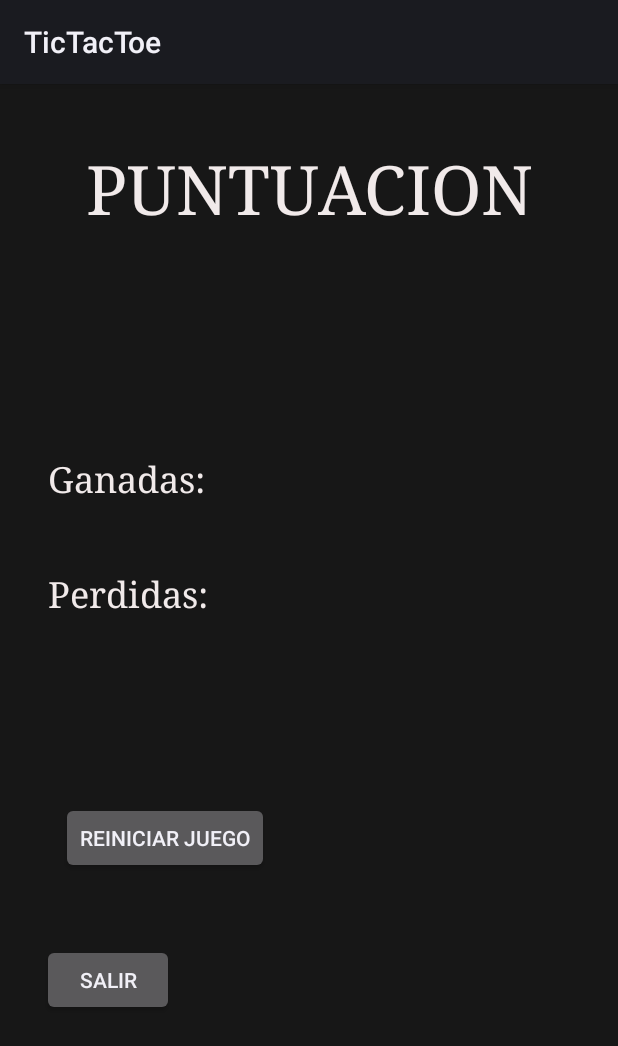
After one commit to pablobarderas/TicTacToe, an Android app: the layout puntuacion.xml on its own in the app's theme, with its tools: preview values and no code run, on a phone screen of 412 x 824 dp. The commit adds this screen. Shown: the top 1046 px of the screen. Run offline under Robolectric (Android 15) with nearby library versions, the phone set to English and light mode, and no system bars.

Commit message:
Juego Terminado

```diff
--- a/app/build.gradle
+++ b/app/build.gradle
@@ -30,7 +30,7 @@ android {
 
 dependencies {
 
-    implementation 'androidx.appcompat:appcompat:1.6.0'
+    implementation 'androidx.appcompat:appcompat:1.6.1'
     implementation 'com.google.android.material:material:1.8.0'
     implementation 'androidx.constraintlayout:constraintlayout:2.1.4'
     testImplementation 'junit:junit:4.13.2'
--- /dev/null
+++ b/app/src/main/res/layout/puntuacion.xml
@@ -0,0 +1,129 @@
+<?xml version="1.0" encoding="utf-8"?>
+<androidx.constraintlayout.widget.ConstraintLayout xmlns:android="http://schemas.android.com/apk/res/android"
+    xmlns:app="http://schemas.android.com/apk/res-auto"
+    xmlns:tools="http://schemas.android.com/tools"
+    android:layout_width="match_parent"
+    android:layout_height="match_parent"
+    android:background="#171717"
+    tools:context=".PuntuacionActivity">
+
+    <TextView
+        android:id="@+id/txtUserPuntuacion"
+        android:layout_width="0dp"
+        android:layout_height="0dp"
+        android:layout_marginStart="32dp"
+        android:layout_marginEnd="32dp"
+        android:layout_marginBottom="52dp"
+        android:fontFamily="serif"
+        android:textAlignment="center"
+        android:textColor="#F1EAEA"
+        android:textSize="45sp"
+        app:layout_constraintBottom_toTopOf="@+id/txt3"
+        app:layout_constraintEnd_toEndOf="parent"
+        app:layout_constraintStart_toStartOf="parent"
+        app:layout_constraintTop_toBottomOf="@+id/txt" />
+
+    <TextView
+        android:id="@+id/txt"
+        android:layout_width="345dp"
+        android:layout_height="63dp"
+        android:layout_marginStart="32dp"
+        android:layout_marginTop="39dp"
+        android:layout_marginEnd="32dp"
+        android:layout_marginBottom="38dp"
+        android:fontFamily="serif"
+        android:text="PUNTUACION"
+        android:textAlignment="center"
+        android:textColor="#F1EAEA"
+        android:textSize="45sp"
+        app:layout_constraintBottom_toTopOf="@+id/txtUserPuntuacion"
+        app:layout_constraintEnd_toEndOf="parent"
+        app:layout_constraintStart_toStartOf="parent"
+        app:layout_constraintTop_toTopOf="parent" />
+
+    <TextView
+        android:id="@+id/txt3"
+        android:layout_width="0dp"
+        android:layout_height="0dp"
+        android:layout_marginStart="32dp"
+        android:layout_marginEnd="22dp"
+        android:layout_marginBottom="21dp"
+        android:fontFamily="serif"
+        android:text="Ganadas:"
+        android:textAlignment="textStart"
+        android:textColor="#F1EAEA"
+        android:textSize="24sp"
+        app:layout_constraintBottom_toTopOf="@+id/txt2"
+        app:layout_constraintEnd_toStartOf="@+id/txtGanadas"
+        app:layout_constraintStart_toStartOf="parent"
+        app:layout_constraintTop_toBottomOf="@+id/txtUserPuntuacion" />
+
+    <TextView
+        android:id="@+id/txtGanadas"
+        android:layout_width="0dp"
+        android:layout_height="32dp"
+        android:layout_marginEnd="107dp"
+        android:fontFamily="serif"
+        android:textAlignment="textStart"
+        android:textColor="#F1EAEA"
+        android:textSize="24sp"
+        app:layout_constraintBaseline_toBaselineOf="@+id/txt3"
+        app:layout_constraintEnd_toEndOf="parent"
+        app:layout_constraintStart_toEndOf="@+id/txt3" />
+
+    <TextView
+        android:id="@+id/txtPerdidas"
+        android:layout_width="0dp"
+        android:layout_height="32dp"
+        android:layout_marginEnd="107dp"
+        android:fontFamily="serif"
+        android:textAlignment="textStart"
+        android:textColor="#F1EAEA"
+        android:textSize="24sp"
+        app:layout_constraintBaseline_toBaselineOf="@+id/txt2"
+        app:layout_constraintEnd_toEndOf="parent"
+        app:layout_constraintStart_toEndOf="@+id/txt2" />
+
+    <TextView
+        android:id="@+id/txt2"
+        android:layout_width="0dp"
+        android:layout_height="0dp"
+        android:layout_marginStart="32dp"
+        android:layout_marginEnd="22dp"
+        android:layout_marginBottom="389dp"
+        android:fontFamily="serif"
+        android:text="Perdidas:"
+        android:textAlignment="textStart"
+        android:textColor="#F1EAEA"
+        android:textSize="24sp"
+        app:layout_constraintBottom_toBottomOf="parent"
+        app:layout_constraintEnd_toStartOf="@+id/txtPerdidas"
+        app:layout_constraintStart_toStartOf="parent"
+        app:layout_constraintTop_toBottomOf="@+id/txt3" />
+
+    <Button
+        android:id="@+id/btnReiniciar"
+        android:layout_width="wrap_content"
+        android:layout_height="wrap_content"
+        android:layout_marginTop="100dp"
+        android:onClick="reiniciar"
+        android:text="Reiniciar juego"
+        app:layout_constraintEnd_toStartOf="@+id/txtPerdidas"
+        app:layout_constraintHorizontal_bias="1.0"
+        app:layout_constraintStart_toStartOf="parent"
+        app:layout_constraintTop_toBottomOf="@+id/txt2" />
+
+    <Button
+        android:id="@+id/btnSalir"
+        android:layout_width="wrap_content"
+        android:layout_height="wrap_content"
+        android:layout_marginTop="23dp"
+        android:layout_marginEnd="76dp"
+        android:onClick="salir"
+        android:text="Salir"
+        app:layout_constraintBottom_toBottomOf="parent"
+        app:layout_constraintEnd_toEndOf="@+id/btnReiniciar"
+        app:layout_constraintStart_toStartOf="@+id/btnReiniciar"
+        app:layout_constraintTop_toBottomOf="@+id/btnReiniciar"
+        app:layout_constraintVertical_bias="0.136" />
+</androidx.constraintlayout.widget.ConstraintLayout>
```
Also changed, not shown: app/src/main/AndroidManifest.xml (+11 -4 lines), app/src/main/java/barderasfernandez/pablo/tictactoe/Game.java (+87 -10 lines), app/src/main/java/barderasfernandez/pablo/tictactoe/PuntuacionActivity.java (added, +79 -0 lines), app/src/main/res/layout/activity_game.xml (+11 -77 lines).
